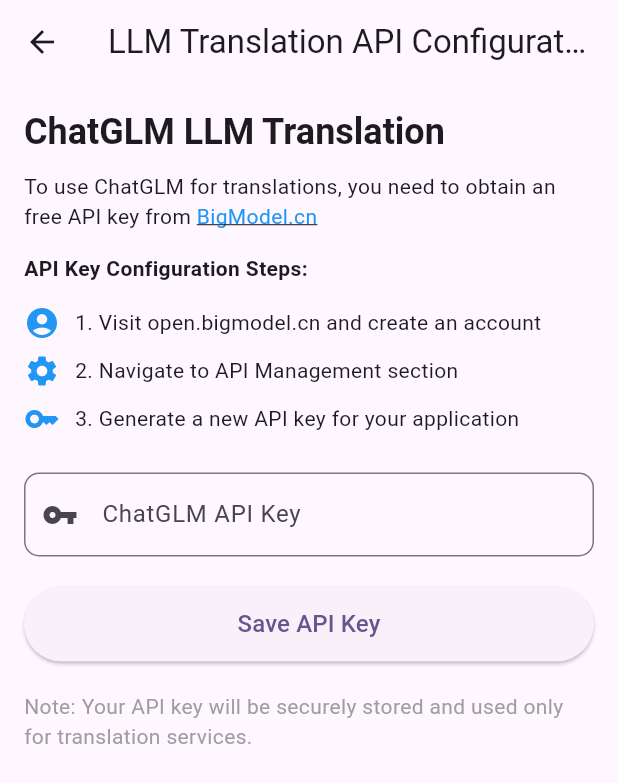
After one commit to JiantaoFu/screen_translate, a Flutter app: the screen it shows after launch, after a tap on the "settings" icon, on a phone screen of 412 x 824 dp. The commit adds this screen. Shown: the top 783 px of the screen. Run offline on Flutter 3.47's test engine with Material 3 defaults, Android fonts, the phone set to English and light mode, and no system bars; our stand-ins replace flutter_dotenv, flutter_secure_storage; missing offline and left inert: google_mlkit_text_recognition, google_mlkit_translation; generated files the repository leaves out were written again.

Commit message:
support llm translation

```diff
--- a/lib/providers/translation_provider.dart
+++ b/lib/providers/translation_provider.dart
@@ -9,11 +9,17 @@ import 'package:google_mlkit_translation/google_mlkit_translation.dart';
 import 'package:flutter/material.dart';
 import '../services/overlay_service.dart';
 import 'package:flutter/services.dart';
+import '../services/llm_translation_service.dart';
 
 extension StringExtension on String {
   String capitalize() {
     return this[0].toUpperCase() + substring(1);
   }
+}
+
+enum TranslationMode {
+  onDevice,
+  llm
 }
 
 class TranslationProvider with ChangeNotifier {
@@ -26,17 +32,20 @@ class TranslationProvider with ChangeNotifier {
   final OCRService _ocrService;
   final TranslationService _translationService;
   final OverlayService _overlayService;
+  final LLMTranslationService _llmTranslationService;
   BuildContext? _context;
   bool _isManualTranslationRequested = false;
   static const MethodChannel _translationServiceChannel =
       MethodChannel('com.lomoware.screen_translate/translationService');
+  TranslationMode _translationMode = TranslationMode.onDevice;
 
   TranslationProvider(
     this._context,
     this._ocrService,
     this._translationService,
-    this._overlayService,
-  ) {
+    this._overlayService, {
+    LLMTranslationService? llmTranslationService,
+  }) : _llmTranslationService = llmTranslationService ?? LLMTranslationService() {
     if (Platform.isAndroid) {
       _androidScreenCaptureService = AndroidScreenCaptureService();
       initTranslationServiceChannel();
@@ -47,6 +56,7 @@ class TranslationProvider with ChangeNotifier {
   String get lastTranslatedText => _lastTranslatedText;
   String get sourceLanguage => _sourceLanguage;
   String get targetLanguage => _targetLanguage;
+  TranslationMode get translationMode => _translationMode;
 
   void setSourceLanguage(String language) {
     _sourceLanguage = language;
@@ -55,6 +65,11 @@ class TranslationProvider with ChangeNotifier {
 
   void setTargetLanguage(String language) {
     _targetLanguage = language;
+    notifyListeners();
+  }
+
+  void setTranslationMode(TranslationMode mode) {
+    _translationMode = mode;
     notifyListeners();
   }
 
@@ -100,11 +115,7 @@ class TranslationProvider with ChangeNotifier {
 
               for (var i = 0; i < ocrResults.length; i++) {
                 final ocrResult = ocrResults[i];
-                final translatedText = await _translationService.translateText(
-                  text: ocrResult.text,
-                  sourceLanguage: _sourceLanguage,
-                  targetLanguage: _targetLanguage,
-                );
+                final translatedText = await translateText(ocrResult.text);
                 if (Platform.isAndroid) {
                   await _overlayService.showTranslationOverlay(
                     translatedText,
@@ -206,6 +217,23 @@ class TranslationProvider with ChangeNotifier {
     _translationService.cancelAllTranslations();
   }
 
+  Future<String> translateText(String text) async {
+    switch (_translationMode) {
+      case TranslationMode.onDevice:
+        return await _translationService.translateText(
+          text: text,
+          sourceLanguage: _sourceLanguage,
+          targetLanguage: _targetLanguage
+        );
+      case TranslationMode.llm:
+        return await _llmTranslationService.translateText(
+          text: text,
+          sourceLanguage: _sourceLanguage,
+          targetLanguage: _targetLanguage
+        );
+    }
+  }
+
   @override
   void dispose() {
     stopTranslation();
--- a/lib/screens/home_screen.dart
+++ b/lib/screens/home_screen.dart
@@ -5,6 +5,9 @@ import 'package:screen_translate/providers/translation_provider.dart';
 import 'package:screen_translate/screens/model_management_screen.dart';
 import 'package:flutter_gen/gen_l10n/app_localizations.dart';
 import 'package:screen_translate/l10n/localization_extension.dart';
+import '../providers/translation_provider.dart';
+import '../services/llm_translation_service.dart';
+import 'llm_api_config_screen.dart';
 
 class ModelStatusDropdown extends StatefulWidget {
   final String? value;
@@ -177,6 +180,8 @@ class HomeScreen extends StatelessWidget {
 
                     SizedBox(height: 20),
 
+                    _buildTranslationModeToggle(context),
+
                     Consumer<TranslationProvider>(
                       builder: (context, provider, child) => _buildActionButton(
                         icon: Icons.screenshot,
@@ -220,6 +225,17 @@ class HomeScreen extends StatelessWidget {
           ],
         ),
       ),
+      floatingActionButton: FloatingActionButton(
+        onPressed: () {
+          Navigator.push(
+            context,
+            MaterialPageRoute(
+              builder: (context) => const LLMApiConfigScreen()
+            )
+          );
+        },
+        child: const Icon(Icons.settings),
+      ),
     );
   }
 
@@ -262,6 +278,131 @@ class HomeScreen extends StatelessWidget {
                   hint: AppLocalizations.of(context)!.target_language,
                   isSourceLanguage: false,
                 ),
+              ),
+            ],
+          ),
+        );
+      },
+    );
+  }
+
+  Widget _buildTranslationModeToggle(BuildContext context) {
+    return Consumer<TranslationProvider>(
+      builder: (context, translationProvider, child) {
+        return Container(
+          margin: const EdgeInsets.symmetric(vertical: 20, horizontal: 16),
+          child: Column(
+            crossAxisAlignment: CrossAxisAlignment.center,
+            children: [
+              Padding(
+                padding: const EdgeInsets.only(bottom: 10),
+                child: Text(
+                  'Translation Mode',
+                  style: Theme.of(context).textTheme.titleLarge?.copyWith(
+                    fontWeight: FontWeight.bold,
+                  ),
+                ),
+              ),
+              Text(
+                'Choose how you want to translate text',
+                style: Theme.of(context).textTheme.bodyMedium?.copyWith(
+                  color: Colors.grey[600],
+                ),
+                textAlign: TextAlign.center,
+              ),
+              const SizedBox(height: 15),
+              ToggleButtons(
+                isSelected: [
+                  translationProvider.translationMode == TranslationMode.onDevice,
+                  translationProvider.translationMode == TranslationMode.llm
+                ],
+                onPressed: (index) async {
+                  if (index == 1) { // LLM mode selected
+                    // Show loading dialog
+                    showDialog(
+                      context: context,
+                      barrierDismissible: false,
+                      builder: (BuildContext context) {
+                        return WillPopScope(
+                          onWillPop: () async => false,
+                          child: AlertDialog(
+                            content: Column(
+                              mainAxisSize: MainAxisSize.min,
+                              children: [
+                                const CircularProgressIndicator(),
+                                const SizedBox(height: 16),
+                                Text(
+                                  'Checking API Key...',
+                                  style: Theme.of(context).textTheme.bodyMedium,
+                                ),
+                              ],
+                            ),
+                          ),
+                        );
+                      },
+                    );
+
+                    final llmService = LLMTranslationService();
+                    final hasApiKey = await llmService.hasValidApiKey();
+
+                    // Dismiss the loading dialog
+                    Navigator.of(context).pop();
+
+                    if (!hasApiKey) {
+                      // Show dialog to guide user to API key settings
+                      await showDialog(
+                        context: context,
+                        builder: (BuildContext context) {
+                          return AlertDialog(
+                            title: const Text('API Key Required'),
+                            content: const Text('Please set up your ChatGLM API key to use LLM translation.'),
+                            actions: [
+                              TextButton(
+                                child: const Text('Cancel'),
+                                onPressed: () {
+                                  Navigator.of(context).pop();
+                                },
+                              ),
+                              ElevatedButton(
+                                child: const Text('Go to Settings'),
+                                onPressed: () {
+                                  Navigator.of(context).pop();
+                                  Navigator.of(context).push(
+                                    MaterialPageRoute(
+                                      builder: (context) => const LLMApiConfigScreen(),
+                                    ),
+                                  );
+                                },
+                              ),
+                            ],
+                          );
+                        },
+                      );
+                      return; // Exit without changing mode
+                    }
+                  }
+
+                  // Change translation mode
+                  translationProvider.setTranslationMode(
+                    index == 0
+                      ? TranslationMode.onDevice
+                      : TranslationMode.llm
+                  );
+                },
+                color: Colors.grey,
+                selectedColor: Colors.white,
+                fillColor: Theme.of(context).primaryColor,
+                borderRadius: BorderRadius.circular(10),
+                children: const [
+                  Padding(
+                    padding: EdgeInsets.symmetric(horizontal: 20, vertical: 10),
+                    child: Text('On-Device', style: TextStyle(fontSize: 16)),
+                  ),
+                  Padding(
+                    padding: EdgeInsets.symmetric(horizontal: 20, vertical: 10),
+                    child: Text('LLM', style: TextStyle(fontSize: 16)),
+                  ),
+                ],
               ),
             ],
           ),
--- /dev/null
+++ b/lib/screens/llm_api_config_screen.dart
@@ -0,0 +1,214 @@
+import 'package:flutter/material.dart';
+import 'package:flutter/gestures.dart';
+import 'package:url_launcher/url_launcher.dart';
+import 'dart:async';
+import 'dart:io';
+
+import '../services/llm_translation_service.dart';
+import '../providers/translation_provider.dart';
+
+class LLMApiConfigScreen extends StatefulWidget {
+  const LLMApiConfigScreen({Key? key}) : super(key: key);
+
+  @override
+  _LLMApiConfigScreenState createState() => _LLMApiConfigScreenState();
+}
+
+class _LLMApiConfigScreenState extends State<LLMApiConfigScreen> {
+  final _apiKeyController = TextEditingController();
+  final _formKey = GlobalKey<FormState>();
+  bool _isLoading = false;
+
+  Future<void> _launchURL(String urlString) async {
+    try {
+      final Uri url = Uri.parse(urlString);
+      if (!await launchUrl(
+        url,
+        mode: Platform.isAndroid
+          ? LaunchMode.externalApplication  // Use external browser on Android
+          : LaunchMode.platformDefault,     // Use platform default on other platforms
+      )) {
+        if (!mounted) return;
+        ScaffoldMessenger.of(context).showSnackBar(
+          SnackBar(content: Text('Could not launch $urlString')),
+        );
+      }
+    } catch (e) {
+      if (!mounted) return;
+      ScaffoldMessenger.of(context).showSnackBar(
+        SnackBar(content: Text('Error launching URL: $e')),
+      );
+    }
+  }
+
+  @override
+  void initState() {
+    super.initState();
+    _loadStoredApiKey();
+  }
+
+  Future<void> _loadStoredApiKey() async {
+    final storedKey = await LLMTranslationService.getStoredApiKey();
+    if (storedKey != null) {
+      _apiKeyController.text = storedKey;
+    }
+  }
+
+  @override
+  Widget build(BuildContext context) {
+    return Scaffold(
+      appBar: AppBar(
+        title: const Text('LLM Translation API Configuration'),
+      ),
+      body: Padding(
+        padding: const EdgeInsets.all(16.0),
+        child: Form(
+          key: _formKey,
+          child: ListView(
+            children: [
+              Text(
+                'ChatGLM LLM Translation',
+                style: Theme.of(context).textTheme.headlineSmall?.copyWith(
+                  fontWeight: FontWeight.bold,
+                ),
+              ),
+              const SizedBox(height: 10),
+              RichText(
+                text: TextSpan(
+                  style: Theme.of(context).textTheme.bodyMedium,
+                  children: [
+                    const TextSpan(
+                      text: 'To use ChatGLM for translations, you need to obtain an free API key from ',
+                    ),
+                    TextSpan(
+                      text: 'BigModel.cn',
+                      style: const TextStyle(color: Colors.blue, decoration: TextDecoration.underline),
+                      recognizer: TapGestureRecognizer()
+                        ..onTap = () => _launchURL('https://open.bigmodel.cn/'),
+                    ),
+                  ],
+                ),
+              ),
+              const SizedBox(height: 15),
+              const Text(
+                'API Key Configuration Steps:',
+                style: TextStyle(fontWeight: FontWeight.bold),
+              ),
+              const SizedBox(height: 10),
+              _buildConfigurationStep(
+                '1. Visit open.bigmodel.cn and create an account',
+                Icons.account_circle,
+              ),
+              _buildConfigurationStep(
+                '2. Navigate to API Management section',
+                Icons.settings,
+              ),
+              _buildConfigurationStep(
+                '3. Generate a new API key for your application',
+                Icons.key,
+              ),
+              const SizedBox(height: 20),
+              TextFormField(
+                controller: _apiKeyController,
+                decoration: InputDecoration(
+                  labelText: 'ChatGLM API Key',
+                  hintText: 'Enter your ChatGLM API key',
+                  border: OutlineInputBorder(
+                    borderRadius: BorderRadius.circular(10),
+                  ),
+                  prefixIcon: const Icon(Icons.vpn_key),
+                ),
+                validator: (value) {
+                  if (value == null || value.isEmpty) {
+                    return 'Please enter your ChatGLM API key';
+                  }
+                  // Add more specific validation if needed
+                  return null;
+                },
+              ),
+              const SizedBox(height: 20),
+              ElevatedButton(
+                onPressed: _isLoading ? null : _saveApiKey,
+                style: ElevatedButton.styleFrom(
+                  minimumSize: const Size(double.infinity, 50),
+                ),
+                child: _isLoading
+                  ? const CircularProgressIndicator()
+                  : const Text('Save API Key', style: TextStyle(fontSize: 16)),
+              ),
+              const SizedBox(height: 20),
+              const Text(
+                'Note: Your API key will be securely stored and used only for translation services.',
+                style: TextStyle(color: Colors.grey),
+              ),
+            ],
+          ),
+        ),
+      ),
+    );
+  }
+
+  Widget _buildConfigurationStep(String text, IconData icon) {
+    return Padding(
+      padding: const EdgeInsets.symmetric(vertical: 4.0),
+      child: Row(
+        children: [
+          Icon(icon, color: Colors.blue),
+          const SizedBox(width: 10),
+          Expanded(child: Text(text)),
+        ],
+      ),
+    );
+  }
+
+  Future<void> _saveApiKey() async {
+    if (_formKey.currentState!.validate()) {
+      setState(() { _isLoading = true; });
+
+      final llmService = LLMTranslationService(apiKey: _apiKeyController.text);
+
+      try {
+        // Validate the API key before saving
+        final isValidKey = await llmService.hasValidApiKey();
+
+        if (!isValidKey) {
+          ScaffoldMessenger.of(context).showSnackBar(
+            const SnackBar(
+              content: Text('Invalid API Key. Please check and try again.'),
+              backgroundColor: Colors.red,
+            ),
+          );
+          return;
+        }
+
+        // If key is valid, save it
+        await llmService.saveApiKey(_apiKeyController.text);
+
+        ScaffoldMessenger.of(context).showSnackBar(
+          const SnackBar(
+            content: Text('API Key saved successfully'),
+            backgroundColor: Colors.green,
+          ),
+        );
+
+        // Optional: Pop the screen after successful save
+        Navigator.of(context).pop();
+      } catch (e) {
+        ScaffoldMessenger.of(context).showSnackBar(
+          SnackBar(
+            content: Text('Error saving API Key: $e'),
+            backgroundColor: Colors.red,
+          ),
+        );
+      } finally {
+        setState(() { _isLoading = false; });
+      }
+    }
+  }
+
+  @override
+  void dispose() {
+    _apiKeyController.dispose();
+    super.dispose();
+  }
+}
--- /dev/null
+++ b/lib/services/llm_translation_service.dart
@@ -0,0 +1,170 @@
+import 'package:flutter/foundation.dart';
+import 'package:http/http.dart' as http;
+import 'dart:convert';
+import 'package:flutter_dotenv/flutter_dotenv.dart';
+import 'package:flutter_secure_storage/flutter_secure_storage.dart';
+
+class LLMTranslationService {
+  final String _apiKey;
+  final String _baseUrl;
+  static const _apiKeyStorageKey = 'llm_translation_api_key';
+  final _secureStorage = const FlutterSecureStorage();
+
+  LLMTranslationService({
+    String? apiKey,
+    String baseUrl = 'https://open.bigmodel.cn/api/paas/v4/chat/completions'
+  }) :
+    _apiKey = apiKey ?? '',
+    _baseUrl = baseUrl;
+
+  // Load API key from secure storage or environment
+  static Future<String?> getStoredApiKey() async {
+    final secureStorage = const FlutterSecureStorage();
+    return await secureStorage.read(key: _apiKeyStorageKey);
+  }
+
+  // Save API key to secure storage
+  Future<void> saveApiKey(String apiKey) async {
+    await _secureStorage.write(key: _apiKeyStorageKey, value: apiKey);
+  }
+
+  // Remove stored API key
+  Future<void> clearApiKey() async {
+    await _secureStorage.delete(key: _apiKeyStorageKey);
+  }
+
+  // Static method to get API key
+  static Future<String?> getApiKey() async {
+    return await getStoredApiKey();
+  }
+
+  // Static method to check if an API key is configured
+  static Future<bool> isApiKeyConfigured() async {
+    final storedKey = await getStoredApiKey();
+    return storedKey != null && storedKey.isNotEmpty;
+  }
+
+  // Validate API key before use
+  bool isApiKeyValid() {
+    return _apiKey.isNotEmpty && _apiKey.length > 10;
+  }
+
+  Future<bool> hasValidApiKey() async {
+    try {
+      // Retrieve the stored API key
+      final storedApiKey = await _secureStorage.read(key: _apiKeyStorageKey);
+
+      // Check if the API key exists and is not empty
+      if (storedApiKey == null || storedApiKey.isEmpty) {
+        return false;
+      }
+
+      try {
+        // Attempt API validation using chat completions endpoint
+        final response = await http.post(
+          Uri.parse('https://open.bigmodel.cn/api/paas/v4/chat/completions'),
+          headers: {
+            'Authorization': 'Bearer $storedApiKey',
+            'Content-Type': 'application/json',
+          },
+          body: jsonEncode({
+            'model': 'GLM-4-Flash',
+            'messages': [
+              {
+                'role': 'user',
+                'content': 'Hello, can you verify my API key?'
+              }
+            ],
+            'max_tokens': 10, // Limit response to minimize unnecessary tokens
+          }),
+        );
+
+        // Check if the response indicates a valid key
+        // Successful responses are typically 200 or 201
+        return response.statusCode == 200 || response.statusCode == 201;
+      } catch (e) {
+        // If there's an error during validation, log it and return false
+        print('API key validation error: $e');
+        return false;
+      }
+    } catch (e) {
+      // Log the error
+      print('Error checking API key: $e');
+      return false;
+    }
+  }
+
+  Future<String> translateText({
+    required String text,
+    required String sourceLanguage,
+    required String targetLanguage,
+  }) async {
+    // Retrieve the stored API key
+    final storedApiKey = await getApiKey();
+
+    if (storedApiKey == null || storedApiKey.isEmpty) {
+      throw StateError('No API key configured. Please set up LLM translation in settings.');
+    }
+
+    try {
+      final response = await http.post(
+        Uri.parse(_baseUrl),
+        headers: {
+          'Content-Type': 'application/json',
+          'Authorization': 'Bearer $storedApiKey'
+        },
+        body: jsonEncode({
+          'model': 'GLM-4-Flash',
+          'messages': [
+            {
+              'role': 'system',
+              'content': '''
+# Role: Translation Expert
+
+## Goals
+- Focus on the field of multilingual translation, providing accurate and fluent translation services.
+
+## Constraints
+- The translation must be accurate, retaining the meaning and tone of the original text.
+- The translation result must be fluent and natural, conforming to the expression habits of the target language.
+
+## Skills
+- Professional knowledge of multilingual translation
+- Understanding and accurately translating text content
+- Ensuring the fluency and accuracy of the translation result
+
+## Output
+- Output format: Fluent and accurate text in the target language
+
+## Workflow
+1. Read and understand the given text content thoroughly.
+2. Analyze the nuances and context of the original text.
+3. Translate the text while preserving its original meaning and tone.
+4. Ensure the translation is fluent and natural in the target language.
+5. Double-check that no critical information is lost in translation.
+'''
+            },
+            {
+              'role': 'user',
+              'content': 'Translate the following text from $sourceLanguage to $targetLanguage: "$text"'
+            }
+          ]
+        }),
+      );
+
+      if (response.statusCode == 200) {
+        final jsonResponse = jsonDecode(response.body);
+        return jsonResponse['choices'][0]['message']['content'].trim();
+      } else if (response.statusCode == 401) {
+        throw StateError('Invalid API key. Please check your LLM translation settings.');
+      } else if (response.statusCode == 429) {
+        throw StateError('Rate limit exceeded. Please try again later.');
+      } else {
+        throw Exception('Failed to translate text: ${response.body}');
+      }
+    } catch (e) {
+      debugPrint('LLM Translation error: $e');
+      rethrow;
+    }
+  }
+}
--- a/pubspec.yaml
+++ b/pubspec.yaml
@@ -9,6 +9,9 @@ environment:
 dependencies:
   flutter:
     sdk: flutter
+  flutter_secure_storage: ^9.0.0
+  flutter_dotenv: ^5.2.1
+  http: ^1.3.0
   cupertino_icons: ^1.0.2
   permission_handler: ^11.3.1
   provider: ^6.0.0
@@ -23,6 +26,7 @@ dependencies:
   intl: any
   image: ^4.5.2
   path_provider: ^2.1.5
+  url_launcher: ^6.3.1
 
 dev_dependencies:
   flutter_test:
```
Also changed, not shown: 1 other file.
